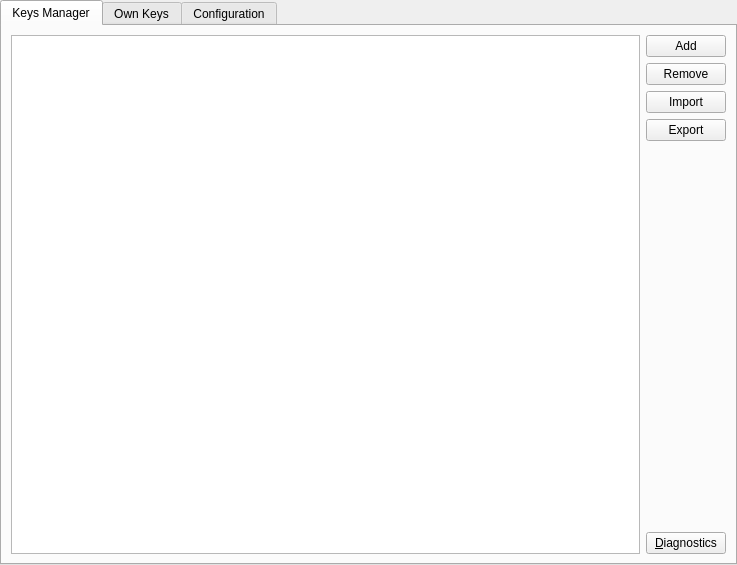
Before: the Qt Designer form generic/openpgpplugin/src/options.ui in psi-im/plugins, drawn with Qt 5.
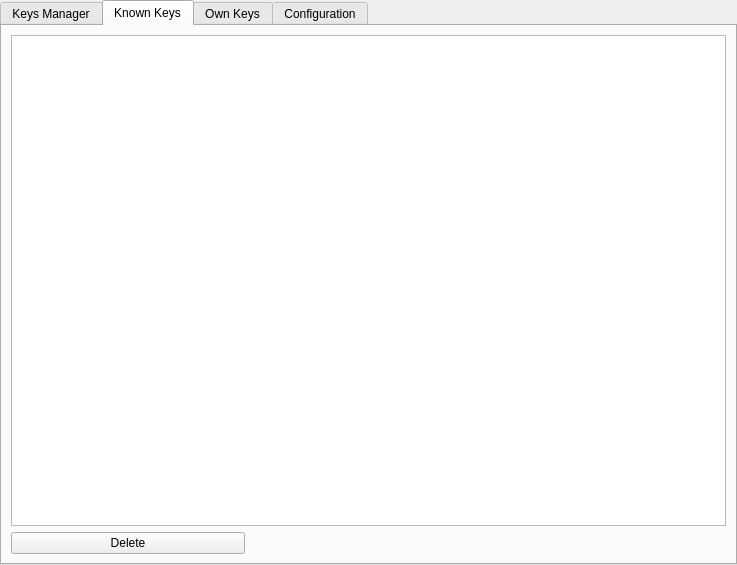
After: the same form once the commit is applied.

Commit message:
[OpenPGP] Add "Known Keys" and "Own Keys" tabs to plugin options dialog
+ Copy few classes from Psi core
+ Code refactoring

What changed in the file:
```diff
--- a/generic/openpgpplugin/src/options.ui
+++ b/generic/openpgpplugin/src/options.ui
@@ -29,7 +29,7 @@
    <item>
     <widget class="QTabWidget" name="tabWidget">
      <property name="currentIndex">
-      <number>0</number>
+      <number>1</number>
      </property>
      <widget class="QWidget" name="keysManagerTab">
       <attribute name="title">
@@ -106,6 +106,41 @@
        </item>
       </layout>
      </widget>
+     <widget class="QWidget" name="knownKeysTab">
+      <attribute name="title">
+       <string>Known Keys</string>
+      </attribute>
+      <layout class="QVBoxLayout" name="verticalLayout_2">
+       <item>
+        <widget class="QTableView" name="knownKeysTable"/>
+       </item>
+       <item>
+        <layout class="QHBoxLayout" name="horizontalLayout_5">
+         <item>
+          <widget class="QPushButton" name="deleteKnownKey">
+           <property name="text">
+            <string>Delete</string>
+           </property>
+          </widget>
+         </item>
+         <item>
+          <widget class="QLabel" name="spacerLabel_2">
+           <property name="text">
+            <string/>
+           </property>
+          </widget>
+         </item>
+         <item>
+          <widget class="QLabel" name="spacerLabel_3">
+           <property name="text">
+            <string/>
+           </property>
+          </widget>
+         </item>
+        </layout>
+       </item>
+      </layout>
+     </widget>
      <widget class="QWidget" name="ownKeysTab">
       <attribute name="title">
        <string>Own Keys</string>
```
Left out of the diff: 12 changed lines with no effect on the pictures. The commit also changes 19 other files.
